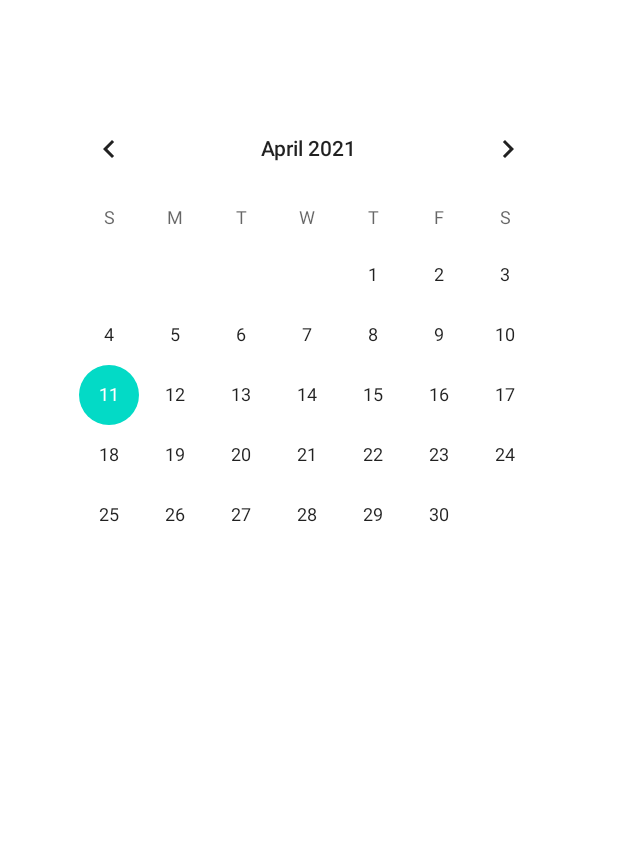
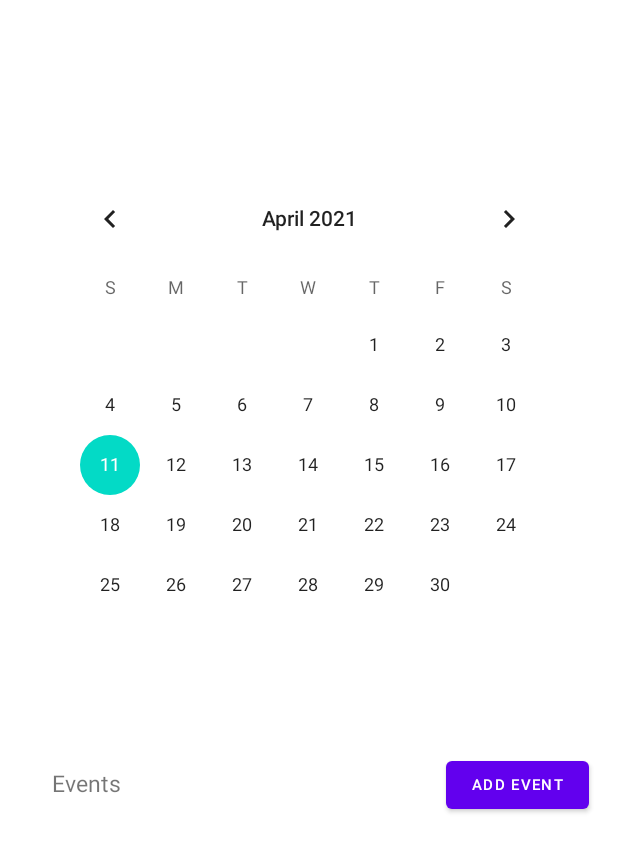
Before and after one commit to tannnguyen13/Water_Reminder_Citrus_Hack_NART, an Android app: the Calander screen opened directly, with no data from a screen before it, on a phone screen of 412 x 824 dp. Shown: the top 852 px of the screen. Run offline under Robolectric (Android 15) with nearby library versions, the phone set to English and light mode, and no system bars.

Commit message:
Added button + text

```diff
--- a/app/src/main/res/layout/activity_calander.xml
+++ b/app/src/main/res/layout/activity_calander.xml
@@ -12,13 +12,49 @@
         android:layout_height="350dp"
         android:layout_marginStart="30dp"
         android:layout_marginLeft="30dp"
-        android:layout_marginTop="65dp"
-        android:layout_marginEnd="31dp"
-        android:layout_marginRight="31dp"
+        android:layout_marginTop="50dp"
+        android:layout_marginEnd="30dp"
+        android:layout_marginRight="30dp"
+        android:layout_marginBottom="300dp"
         android:background="#FFF"
+        app:layout_constraintBottom_toBottomOf="parent"
         app:layout_constraintEnd_toEndOf="parent"
         app:layout_constraintStart_toStartOf="parent"
         app:layout_constraintTop_toTopOf="parent">
 
     </CalendarView>
+
+    <TextView
+        android:id="@+id/textView"
+        android:layout_width="73dp"
+        android:layout_height="33dp"
+        android:layout_marginStart="30dp"
+        android:layout_marginLeft="30dp"
+        android:layout_marginTop="20dp"
+        android:layout_marginEnd="300dp"
+        android:layout_marginRight="300dp"
+        android:layout_marginBottom="250dp"
+        android:text="Events"
+        android:textSize="15sp"
+        app:layout_constraintBottom_toBottomOf="parent"
+        app:layout_constraintEnd_toEndOf="parent"
+        app:layout_constraintStart_toStartOf="parent"
+        app:layout_constraintTop_toBottomOf="@+id/calendarView" />
+
+    <Button
+        android:id="@+id/button"
+        android:layout_width="95dp"
+        android:layout_height="44dp"
+        android:layout_marginStart="200dp"
+        android:layout_marginLeft="200dp"
+        android:layout_marginTop="10dp"
+        android:layout_marginEnd="30dp"
+        android:layout_marginRight="30dp"
+        android:layout_marginBottom="250dp"
+        android:text="Add Event"
+        android:textSize="10sp"
+        app:layout_constraintBottom_toBottomOf="parent"
+        app:layout_constraintEnd_toEndOf="parent"
+        app:layout_constraintStart_toEndOf="@+id/textView"
+        app:layout_constraintTop_toBottomOf="@+id/calendarView" />
 </androidx.constraintlayout.widget.ConstraintLayout>
```
